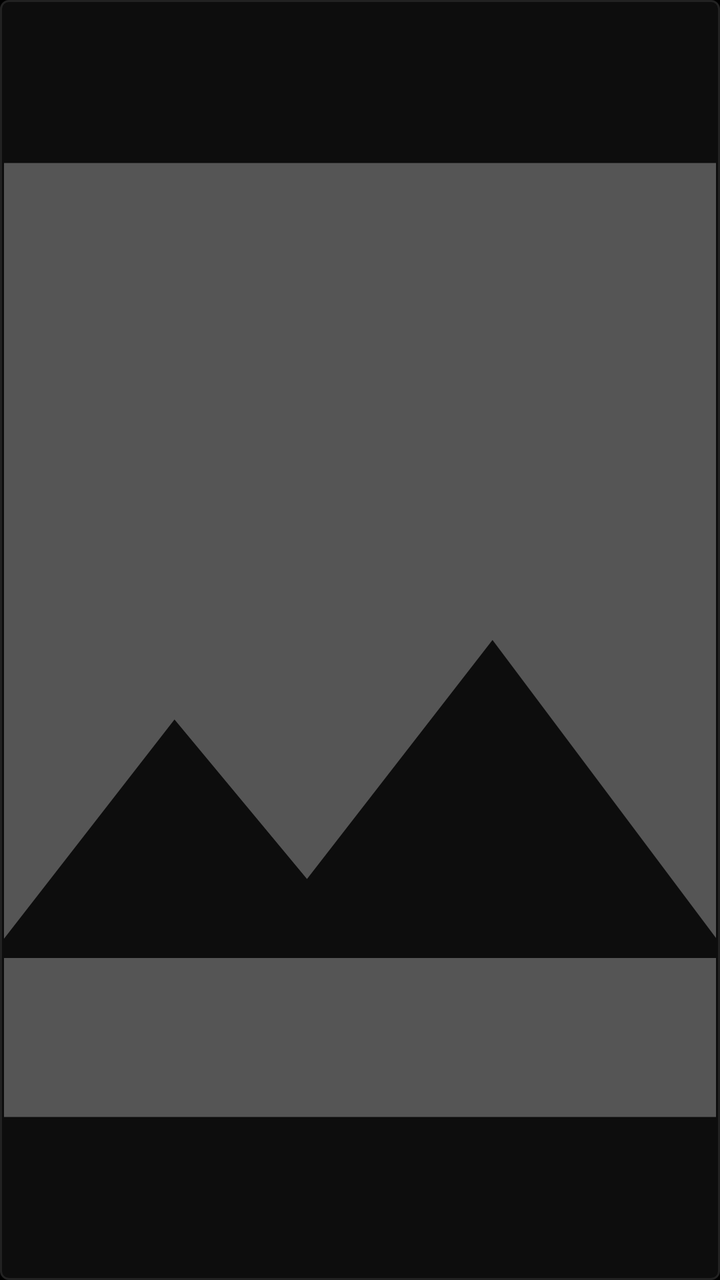
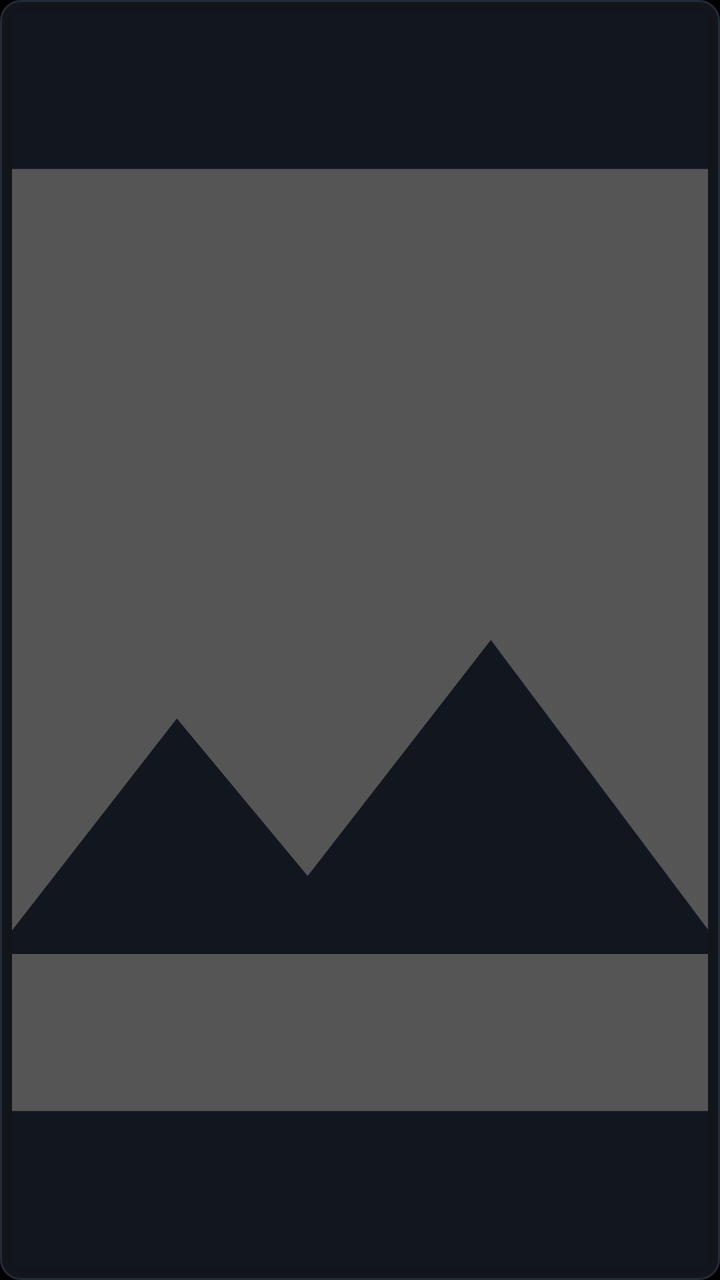

Screens rendered from an Android XML layout before and after an edit, with the pre-edit source and the edit as a unified diff.
<!-- AndroidManifest.xml: application theme Theme.MyApplication -->
<!-- res/layout/item_photo.xml -->
<?xml version="1.0" encoding="utf-8"?>
<FrameLayout xmlns:android="http://schemas.android.com/apk/res/android"
    android:layout_width="match_parent"
    android:layout_height="140dp"
    android:layout_margin="6dp"
    android:background="@drawable/bg_grid_item_focus"
    android:clickable="true"
    android:focusable="true"
    android:padding="2dp">

    <ImageView
        android:id="@+id/iv_thumb"
        android:layout_width="match_parent"
        android:layout_height="match_parent"
        android:contentDescription="@string/photo_item"
        android:scaleType="centerCrop"
        android:src="@drawable/ic_photo_placeholder" />

</FrameLayout>
<!-- resources referenced by this layout -->
<resources>
  <!-- drawable bg_grid_item_focus (drawable) -->
  <?xml version="1.0" encoding="utf-8"?>
  <selector xmlns:android="http://schemas.android.com/apk/res/android">
      <item android:state_focused="true">
          <shape android:shape="rectangle">
              <solid android:color="#222222" />
              <stroke android:width="2dp" android:color="#FFFFFF" />
              <corners android:radius="4dp" />
          </shape>
      </item>
      <item>
          <shape android:shape="rectangle">
              <solid android:color="#0D0D0D" />
              <stroke android:width="1dp" android:color="#222222" />
              <corners android:radius="4dp" />
          </shape>
      </item>
  </selector>
  <!-- drawable ic_photo_placeholder (drawable) -->
  <?xml version="1.0" encoding="utf-8"?>
  <vector xmlns:android="http://schemas.android.com/apk/res/android"
      android:width="48dp"
      android:height="48dp"
      android:viewportWidth="24"
      android:viewportHeight="24">
      <path
          android:fillColor="#555555"
          android:pathData="M21,19V5c0,-1.1 -0.9,-2 -2,-2H5c-1.1,0 -2,0.9 -2,2v14c0,1.1 0.9,2 2,2h14c1.1,0 2,-0.9 2,-2zM8.5,13.5l2.5,3.01L14.5,12l4.5,6H5l3.5,-4.5z" />
  </vector>
  <string name="photo_item">Photo</string>
  <style name="Theme.MyApplication" parent="Theme.AppCompat.NoActionBar">
          <item name="android:windowBackground">@color/black</item>
          <item name="android:colorBackground">@color/black</item>
          <item name="android:textColorPrimary">@color/white</item>
          <item name="android:textColorSecondary">@color/text_secondary</item>
          <item name="android:windowFullscreen">true</item>
          <item name="android:windowContentOverlay">@null</item>
      </style>
  <color name="black">#000000</color>
  <color name="white">#FFFFFF</color>
  <color name="text_secondary">#AAAAAA</color>
</resources>

<!-- the commit's change to res/layout/item_photo.xml (unified diff, before → after) -->
@@ -1,17 +1,18 @@
 <?xml version="1.0" encoding="utf-8"?>
 <FrameLayout xmlns:android="http://schemas.android.com/apk/res/android"
     android:layout_width="match_parent"
-    android:layout_height="140dp"
-    android:layout_margin="6dp"
-    android:background="@drawable/bg_grid_item_focus"
+    android:layout_height="145dp"
+    android:layout_margin="8dp"
+    android:background="@drawable/bg_card_tv"
     android:clickable="true"
     android:focusable="true"
-    android:padding="2dp">
+    android:padding="6dp">
 
     <ImageView
         android:id="@+id/iv_thumb"
         android:layout_width="match_parent"
         android:layout_height="match_parent"
+        android:background="#12161F"
         android:contentDescription="@string/photo_item"
         android:scaleType="centerCrop"
         android:src="@drawable/ic_photo_placeholder" />
<!-- resource entries referenced after the edit -->
@@ -1,20 +1,27 @@
 <!-- resources referenced by this layout -->
 <resources>
-  <!-- drawable bg_grid_item_focus (drawable) -->
+  <!-- drawable bg_card_tv (drawable) -->
   <?xml version="1.0" encoding="utf-8"?>
   <selector xmlns:android="http://schemas.android.com/apk/res/android">
       <item android:state_focused="true">
           <shape android:shape="rectangle">
-              <solid android:color="#222222" />
-              <stroke android:width="2dp" android:color="#FFFFFF" />
-              <corners android:radius="4dp" />
+              <solid android:color="#FF1E2633" />
+              <stroke android:width="2.5dp" android:color="#FFFFFF" />
+              <corners android:radius="10dp" />
+          </shape>
+      </item>
+      <item android:state_pressed="true">
+          <shape android:shape="rectangle">
+              <solid android:color="#FF1E2633" />
+              <stroke android:width="2dp" android:color="#60A5FA" />
+              <corners android:radius="10dp" />
           </shape>
       </item>
       <item>
           <shape android:shape="rectangle">
-              <solid android:color="#0D0D0D" />
-              <stroke android:width="1dp" android:color="#222222" />
-              <corners android:radius="4dp" />
+              <solid android:color="#FF12151B" />
+              <stroke android:width="1dp" android:color="#232B38" />
+              <corners android:radius="10dp" />
           </shape>
       </item>
   </selector>
